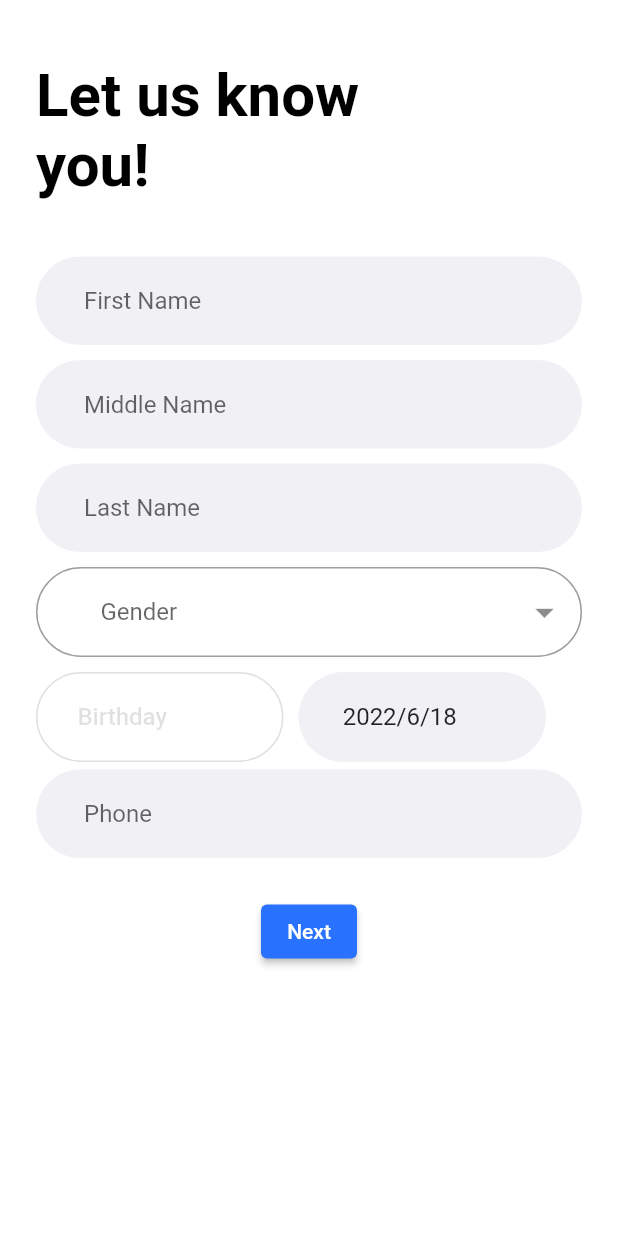
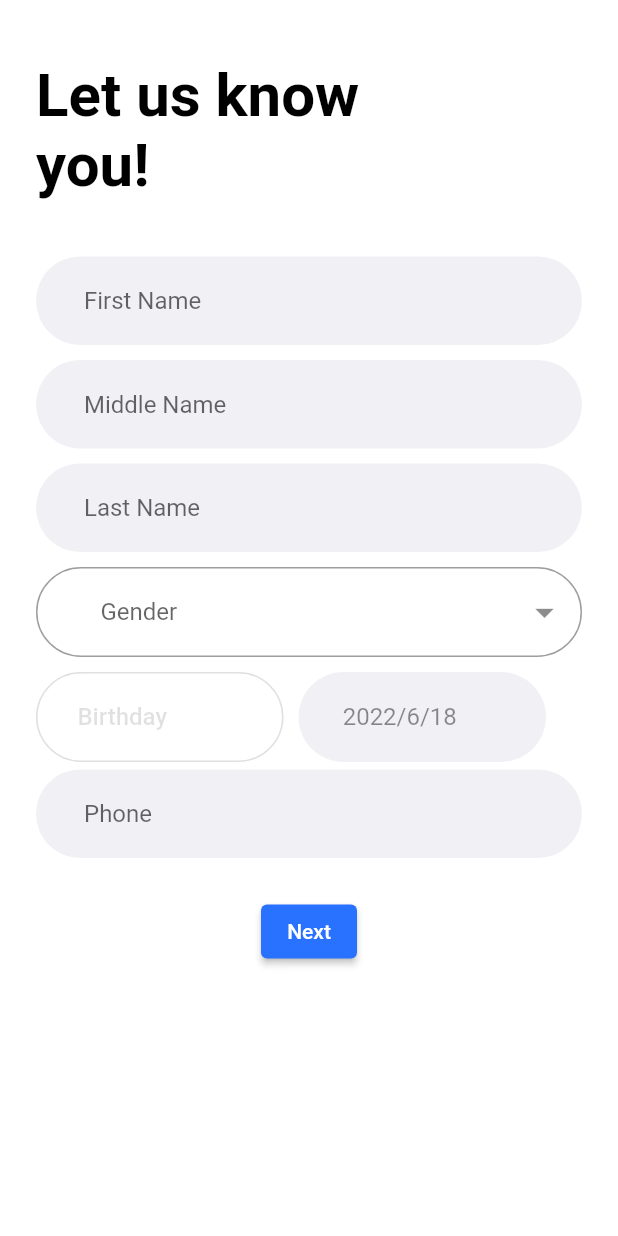
Before and after one commit to skzysty/emedicare, a Flutter app: the RegisterPage2 screen opened directly, on a phone screen of 412 x 824 dp. Run offline on Flutter 3.47's test engine with Material 2 defaults, Android fonts, the phone set to English and light mode, and no system bars; our stand-ins replace dropdown_button2.

Commit message:
Date Color Change

```diff
--- a/lib/registrationp2.dart
+++ b/lib/registrationp2.dart
@@ -179,6 +179,7 @@ class _RegisterPageState2 extends State<RegisterPage2> {
                                 '${date.year}/${date.month}/${date.day}',
                                 style: TextStyle(
                                   fontSize: 16,
+                                  color: Colors.black45,
                                 ),
                               ),
                             ),
```
